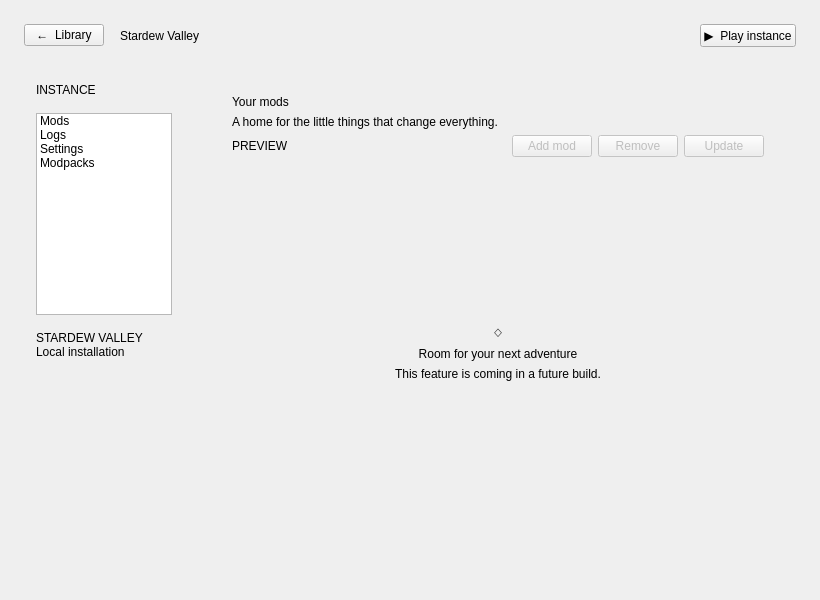
The window that src/qt/InstanceWindow.ui (ChicoState/prismaticlauncher) describes before a commit, drawn with Qt 5.
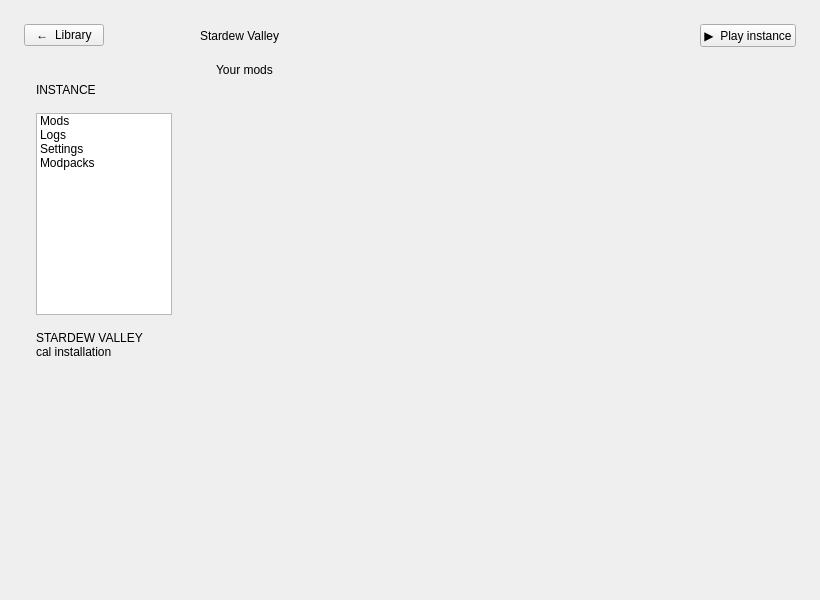
The same window after the commit. The open tabs and pages were chosen to show the change.

Commit message: remove unecessary section fom instance window, remove one lineres, fix window/text spacing.

The edit to the form file:
```diff
--- a/src/qt/InstanceWindow.ui
+++ b/src/qt/InstanceWindow.ui
@@ -20,7 +20,7 @@
    <string>Instance</string>
   </property>
   <widget class="QWidget" name="centralWidget">
-   <layout class="QVBoxLayout" name="rootLayout">
+   <layout class="QGridLayout" name="rootLayout">
     <property name="spacing">
      <number>16</number>
     </property>
@@ -36,15 +36,18 @@
     <property name="bottomMargin">
      <number>24</number>
     </property>
-    <item>
-     <layout class="QHBoxLayout" name="headingLayout">
-      <item>
+    <item row="0" column="0" alignment="Qt::AlignLeft">
        <widget class="QPushButton" name="backToLibrary">
         <property name="text">
          <string>←  Library</string>
         </property>
        </widget>
       </item>
+    <item row="0" column="1">
+     <layout class="QHBoxLayout" name="headingLayout">
+      <property name="spacing">
+       <number>16</number>
+      </property>
       <item>
        <widget class="QLabel" name="detailTitle">
         <property name="text">
@@ -55,7 +58,7 @@
       <item>
        <spacer name="headingSpacer">
         <property name="orientation">
-         <enum>Qt::Orientation::Horizontal</enum>
+         <enum>Qt::Horizontal</enum>
         </property>
         <property name="sizeHint" stdset="0">
          <size>
@@ -74,12 +77,7 @@
       </item>
      </layout>
     </item>
-    <item>
-     <layout class="QHBoxLayout" name="bodyLayout">
-      <property name="spacing">
-       <number>16</number>
-      </property>
-      <item>
+    <item row="1" column="0">
        <layout class="QVBoxLayout" name="sidebarLayout">
         <property name="leftMargin">
          <number>12</number>
@@ -131,14 +129,14 @@
          <widget class="QLabel" name="mutedSidebar">
           <property name="text">
            <string>STARDEW VALLEY
-Local installation</string>
+cal installation</string>
           </property>
          </widget>
         </item>
         <item>
          <spacer name="sidebarSpacer">
           <property name="orientation">
-           <enum>Qt::Orientation::Vertical</enum>
+         <enum>Qt::Vertical</enum>
           </property>
           <property name="sizeHint" stdset="0">
            <size>
@@ -150,143 +148,42 @@
         </item>
        </layout>
       </item>
-      <item>
+    <item row="1" column="1">
        <widget class="QStackedWidget" name="detailPages">
         <property name="currentIndex">
-         <number>2</number>
+       <number>0</number>
         </property>
         <widget class="QWidget" name="modsPage">
          <layout class="QVBoxLayout" name="modsLayout">
           <property name="leftMargin">
-           <number>32</number>
+         <number>0</number>
           </property>
           <property name="topMargin">
-           <number>32</number>
+         <number>0</number>
           </property>
           <property name="rightMargin">
-           <number>32</number>
+         <number>0</number>
           </property>
           <property name="bottomMargin">
-           <number>32</number>
+         <number>0</number>
           </property>
           <item>
            <widget class="QLabel" name="modsTitle">
             <property name="text">
              <string>Your mods</string>
             </property>
-           </widget>
-          </item>
-          <item>
-           <widget class="QLabel" name="modsDescription">
-            <property name="text">
-             <string>A home for the little things that change everything.</string>
-            </property>
-           </widget>
-          </item>
-          <item>
-           <layout class="QHBoxLayout" name="modsToolbar">
-            <item>
-             <widget class="QLabel" name="modsPreview">
-              <property name="text">
-               <string>PREVIEW</string>
-              </property>
-             </widget>
-            </item>
-            <item>
-             <spacer name="modsToolbarSpacer">
-              <property name="orientation">
-               <enum>Qt::Orientation::Horizontal</enum>
-              </property>
-              <property name="sizeHint" stdset="0">
-               <size>
-                <width>0</width>
-                <height>0</height>
-               </size>
-              </property>
-             </spacer>
-            </item>
-            <item>
-             <widget class="QPushButton" name="addMod">
-              <property name="enabled">
-               <bool>false</bool>
-              </property>
-              <property name="toolTip">
-               <string>Mod installation and management are not implemented in this UI build.</string>
-              </property>
-              <property name="text">
-               <string>Add mod</string>
-              </property>
-             </widget>
-            </item>
-            <item>
-             <widget class="QPushButton" name="removeMod">
-              <property name="enabled">
-               <bool>false</bool>
-              </property>
-              <property name="text">
-               <string>Remove</string>
-              </property>
-             </widget>
-            </item>
-            <item>
-             <widget class="QPushButton" name="updateMod">
-              <property name="enabled">
-               <bool>false</bool>
-              </property>
-              <property name="text">
-               <string>Update</string>
-              </property>
-             </widget>
-            </item>
-           </layout>
-          </item>
-          <item>
-           <spacer name="modsTopSpacer">
-            <property name="orientation">
-             <enum>Qt::Orientation::Vertical</enum>
-            </property>
-            <property name="sizeHint" stdset="0">
-             <size>
-              <width>0</width>
-              <height>0</height>
-             </size>
-            </property>
-           </spacer>
-          </item>
-          <item>
-           <widget class="QLabel" name="emptyIcon">
-            <property name="text">
-             <string>◇</string>
-            </property>
-            <property name="alignment">
-             <set>Qt::AlignmentFlag::AlignCenter</set>
-            </property>
-           </widget>
-          </item>
-          <item>
-           <widget class="QLabel" name="emptyTitle">
-            <property name="text">
-             <string>Room for your next adventure</string>
-            </property>
-            <property name="alignment">
-             <set>Qt::AlignmentFlag::AlignCenter</set>
-            </property>
-           </widget>
-          </item>
-          <item>
-           <widget class="QLabel" name="emptyDescription">
-            <property name="text">
-             <string>This feature is coming in a future build.</string>
-            </property>
-            <property name="alignment">
-             <set>Qt::AlignmentFlag::AlignCenter</set>
+          <property name="margin">
+           <number>0</number>
+          </property>
+          <property name="indent">
+           <number>16</number>
             </property>
            </widget>
           </item>
           <item>
            <spacer name="modsBottomSpacer">
             <property name="orientation">
-             <enum>Qt::Orientation::Vertical</enum>
+           <enum>Qt::Vertical</enum>
             </property>
             <property name="sizeHint" stdset="0">
              <size>
@@ -296,18 +193,43 @@
             </property>
            </spacer>
           </item>
-          <property name="leftMargin"><number>0</number></property>
-          <property name="topMargin"><number>0</number></property>
-          <property name="rightMargin"><number>0</number></property>
-          <property name="bottomMargin"><number>0</number></property>
          </layout>
         </widget>
         <widget class="QWidget" name="logsPage">
          <layout class="QVBoxLayout" name="logsLayout">
-          <property name="leftMargin"><number>24</number></property><property name="topMargin"><number>24</number></property><property name="rightMargin"><number>24</number></property><property name="bottomMargin"><number>24</number></property>
-          <item><widget class="QLabel" name="logsTitle"><property name="text"><string>Live console</string></property></widget></item>
-          <item><widget class="QLabel" name="logsDescription"><property name="text"><string>View live game, SMAPI, and mod output. Filter by minimum severity or search by source and message.</string></property></widget></item>
-          <item><widget class="QPushButton" name="openLogs"><property name="text"><string>Open log window</string></property></widget></item>
+        <property name="leftMargin">
+         <number>24</number>
+        </property>
+        <property name="topMargin">
+         <number>24</number>
+        </property>
+        <property name="rightMargin">
+         <number>24</number>
+        </property>
+        <property name="bottomMargin">
+         <number>24</number>
+        </property>
+        <item>
+         <widget class="QLabel" name="logsTitle">
+          <property name="text">
+           <string>Live console</string>
+          </property>
+         </widget>
+        </item>
+        <item>
+         <widget class="QLabel" name="logsDescription">
+          <property name="text">
+           <string>View live game, SMAPI, and mod output. Filter by minimum severity or search by source and message.</string>
+          </property>
+         </widget>
+        </item>
+        <item>
+         <widget class="QPushButton" name="openLogs">
+          <property name="text">
+           <string>Open log window</string>
+          </property>
+         </widget>
+        </item>
          </layout>
         </widget>
         <widget class="QWidget" name="settingsPage">
@@ -386,12 +308,12 @@
           </item>
           <item>
            <widget class="QLabel" name="pathStatus">
-            <property name="wordWrap">
-             <bool>true</bool>
-            </property>
             <property name="text">
              <string/>
             </property>
+          <property name="wordWrap">
+           <bool>true</bool>
+          </property>
            </widget>
           </item>
           <item>
@@ -424,7 +346,7 @@
           <item>
            <spacer name="settingsSpacer">
             <property name="orientation">
-             <enum>Qt::Orientation::Vertical</enum>
+           <enum>Qt::Vertical</enum>
             </property>
             <property name="sizeHint" stdset="0">
              <size>
@@ -467,7 +389,7 @@
           <item>
            <spacer name="modpacksSpacer">
             <property name="orientation">
-             <enum>Qt::Orientation::Vertical</enum>
+           <enum>Qt::Vertical</enum>
             </property>
             <property name="sizeHint" stdset="0">
              <size>
@@ -480,8 +402,6 @@
          </layout>
         </widget>
        </widget>
-      </item>
-     </layout>
     </item>
    </layout>
   </widget>
```
Lines whose indentation alone changed are shown as unchanged. The commit also changes 5 other files.
